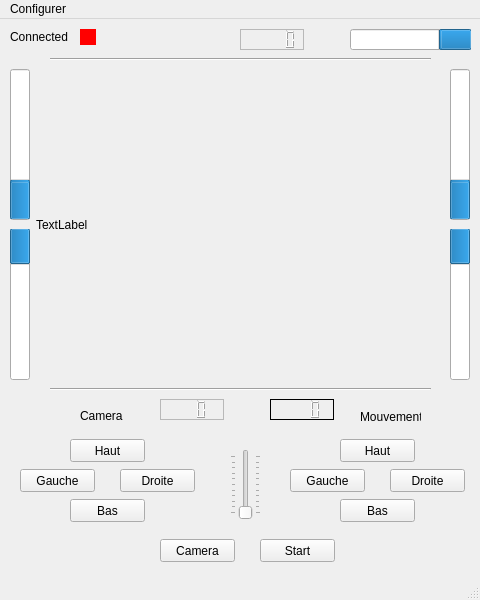
Old version of the form interface.ui in the repository JySky/RemoteBot.
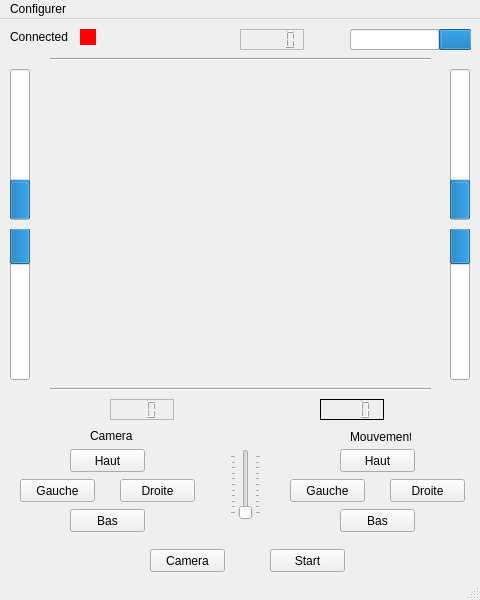
New version of the form.

Commit message: 04/03/2016 : Modification + Màj Interface + Verif connexion

The edit to the form file:
```diff
--- a/interface.ui
+++ b/interface.ui
@@ -89,7 +89,7 @@
      </rect>
     </property>
     <property name="text">
-     <string>TextLabel</string>
+     <string/>
     </property>
    </widget>
    <widget class="QProgressBar" name="pbSpeedRF">
@@ -245,7 +245,7 @@
    <widget class="QLCDNumber" name="displaySpeed">
     <property name="geometry">
      <rect>
-      <x>160</x>
+      <x>110</x>
       <y>380</y>
       <width>64</width>
       <height>21</height>
@@ -317,7 +317,7 @@
     <property name="geometry">
      <rect>
       <x>70</x>
-      <y>420</y>
+      <y>430</y>
       <width>75</width>
       <height>23</height>
      </rect>
@@ -356,7 +356,7 @@
     <property name="geometry">
      <rect>
       <x>70</x>
-      <y>480</y>
+      <y>490</y>
       <width>75</width>
       <height>23</height>
      </rect>
@@ -369,7 +369,7 @@
     <property name="geometry">
      <rect>
       <x>20</x>
-      <y>450</y>
+      <y>460</y>
       <width>75</width>
       <height>23</height>
      </rect>
@@ -382,7 +382,7 @@
     <property name="geometry">
      <rect>
       <x>120</x>
-      <y>450</y>
+      <y>460</y>
       <width>75</width>
       <height>23</height>
      </rect>
@@ -395,7 +395,7 @@
     <property name="geometry">
      <rect>
       <x>390</x>
-      <y>450</y>
+      <y>460</y>
       <width>75</width>
       <height>23</height>
      </rect>
@@ -408,7 +408,7 @@
     <property name="geometry">
      <rect>
       <x>290</x>
-      <y>450</y>
+      <y>460</y>
       <width>75</width>
       <height>23</height>
      </rect>
@@ -421,7 +421,7 @@
     <property name="geometry">
      <rect>
       <x>340</x>
-      <y>480</y>
+      <y>490</y>
       <width>75</width>
       <height>23</height>
      </rect>
@@ -434,7 +434,7 @@
     <property name="geometry">
      <rect>
       <x>340</x>
-      <y>420</y>
+      <y>430</y>
       <width>75</width>
       <height>23</height>
      </rect>
@@ -446,8 +446,8 @@
    <widget class="QPushButton" name="robotStart">
     <property name="geometry">
      <rect>
-      <x>260</x>
-      <y>520</y>
+      <x>270</x>
+      <y>530</y>
       <width>75</width>
       <height>23</height>
      </rect>
@@ -459,8 +459,8 @@
    <widget class="QPushButton" name="CameraStart">
     <property name="geometry">
      <rect>
-      <x>160</x>
-      <y>520</y>
+      <x>150</x>
+      <y>530</y>
       <width>75</width>
       <height>23</height>
      </rect>
@@ -472,7 +472,7 @@
    <widget class="QLCDNumber" name="displaySpeedSet">
     <property name="geometry">
      <rect>
-      <x>270</x>
+      <x>320</x>
       <y>380</y>
       <width>64</width>
       <height>21</height>
@@ -543,8 +543,8 @@
    <widget class="QLabel" name="label">
     <property name="geometry">
      <rect>
-      <x>80</x>
-      <y>390</y>
+      <x>90</x>
+      <y>410</y>
       <width>47</width>
       <height>13</height>
      </rect>
@@ -556,8 +556,8 @@
    <widget class="QLabel" name="label_2">
     <property name="geometry">
      <rect>
-      <x>360</x>
-      <y>390</y>
+      <x>350</x>
+      <y>410</y>
       <width>61</width>
       <height>16</height>
      </rect>
```
Left out of the diff: 2 changed lines with no effect on the pictures. The commit also changes 7 other files.
